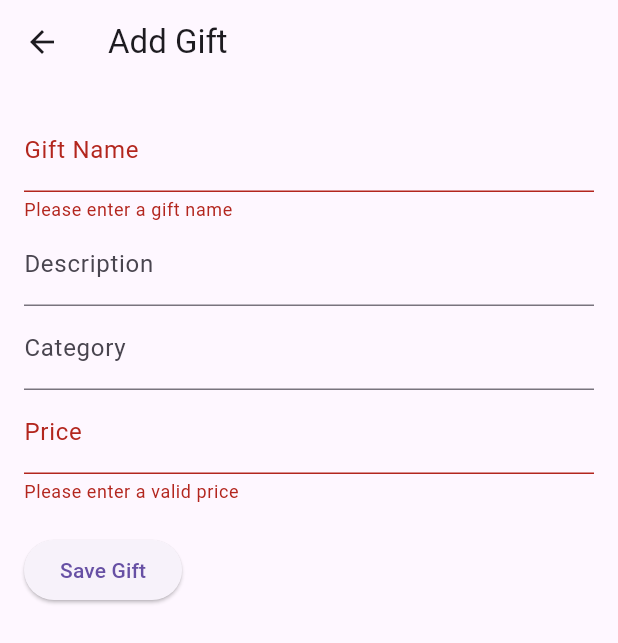
After one commit to WelsonAA/hedieaty, a Flutter app: the AddGiftsPage screen opened directly, after a tap on "Save Gift", on a phone screen of 412 x 824 dp. The commit adds this screen. Shown: the top 643 px of the screen. Run offline on Flutter 3.47's test engine with Material 3 defaults, Android fonts, the phone set to English and light mode, and no system bars; our stand-ins replace cloud_firestore, firebase_auth, firebase_core, sqflite, sqflite_common_ffi_web; accounts and stored records are empty; generated files the repository leaves out were written again.

Commit message:
gifts creation

```diff
--- /dev/null
+++ b/lib/screens/add_gifts_page.dart
@@ -0,0 +1,131 @@
+import 'package:flutter/material.dart';
+import 'package:cloud_firestore/cloud_firestore.dart';
+import '../local_db.dart';
+
+class AddGiftsPage extends StatefulWidget {
+  final int? eventId; // SQLite Event ID
+  final String? firebaseEventId; // Firestore Event ID
+
+  AddGiftsPage({this.eventId, this.firebaseEventId});
+
+  @override
+  _AddGiftsPageState createState() => _AddGiftsPageState();
+}
+
+class _AddGiftsPageState extends State<AddGiftsPage> {
+  final _formKey = GlobalKey<FormState>();
+  final _nameController = TextEditingController();
+  final _descriptionController = TextEditingController();
+  final _categoryController = TextEditingController();
+  final _priceController = TextEditingController();
+
+  bool isSaving = false;
+
+  Future<void> _saveGift() async {
+    if (_formKey.currentState!.validate()) {
+      setState(() {
+        isSaving = true;
+      });
+
+      try {
+        // Prepare gift data
+        final giftData = {
+          'name': _nameController.text,
+          'description': _descriptionController.text,
+          'category': _categoryController.text,
+          'price': double.tryParse(_priceController.text) ?? 0.0,
+          'status': 'available',
+          'eventId': widget.firebaseEventId, // Firestore Event ID
+        };
+
+        // Save to SQLite
+        if (widget.eventId != null) {
+          final db = await local_db().getInstance();
+          await db!.insert('Gifts', {
+            'name': giftData['name'],
+            'description': giftData['description'],
+            'category': giftData['category'],
+            'price': giftData['price'],
+            'status': giftData['status'],
+            'eventId': widget.eventId, // SQLite Event ID
+          });
+        }
+
+        // Save to Firestore
+        if (widget.firebaseEventId != null) {
+          await FirebaseFirestore.instance.collection('gifts').add(giftData);
+        }
+
+        // Notify the parent page
+        Navigator.pop(context, true);
+      } catch (e) {
+        print("Error saving gift: $e");
+        ScaffoldMessenger.of(context).showSnackBar(
+          SnackBar(content: Text('Failed to save gift. Please try again.')),
+        );
+      } finally {
+        setState(() {
+          isSaving = false;
+        });
+      }
+    }
+  }
+
+  @override
+  Widget build(BuildContext context) {
+    return Scaffold(
+      appBar: AppBar(
+        title: Text('Add Gift'),
+      ),
+      body: isSaving
+          ? Center(child: CircularProgressIndicator())
+          : Padding(
+        padding: const EdgeInsets.all(16.0),
+        child: Form(
+          key: _formKey,
+          child: Column(
+            crossAxisAlignment: CrossAxisAlignment.start,
+            children: [
+              TextFormField(
+                controller: _nameController,
+                decoration: InputDecoration(labelText: 'Gift Name'),
+                validator: (value) {
+                  if (value == null || value.isEmpty) {
+                    return 'Please enter a gift name';
+                  }
+                  return null;
+                },
+              ),
+              TextFormField(
+                controller: _descriptionController,
+                decoration: InputDecoration(labelText: 'Description'),
+              ),
+              TextFormField(
+                controller: _categoryController,
+                decoration: InputDecoration(labelText: 'Category'),
+              ),
+              TextFormField(
+                controller: _priceController,
+                decoration: InputDecoration(labelText: 'Price'),
+                keyboardType: TextInputType.number,
+                validator: (value) {
+                  if (value == null ||
+                      value.isEmpty ||
+                      double.tryParse(value) == null) {
+                    return 'Please enter a valid price';
+                  }
+                  return null;
+                },
+              ),
+              SizedBox(height: 20),
+              ElevatedButton(
+                onPressed: _saveGift,
+                child: Text('Save Gift'),
+              ),
+            ],
+          ),
+        ),
+      ),
+    );
+  }
+}
```
Also changed, not shown: lib/screens/edit_event_page.dart (added, +122 -0 lines), lib/screens/event_details_page.dart (added, +159 -0 lines), lib/screens/user_events_page.dart (+110 -27 lines).
